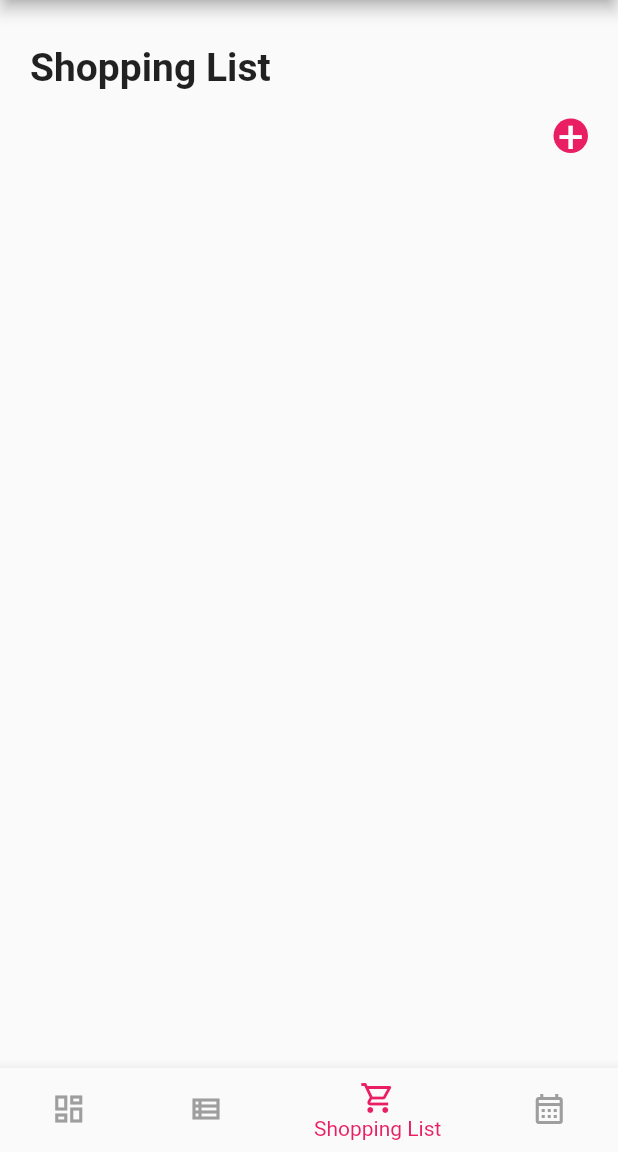
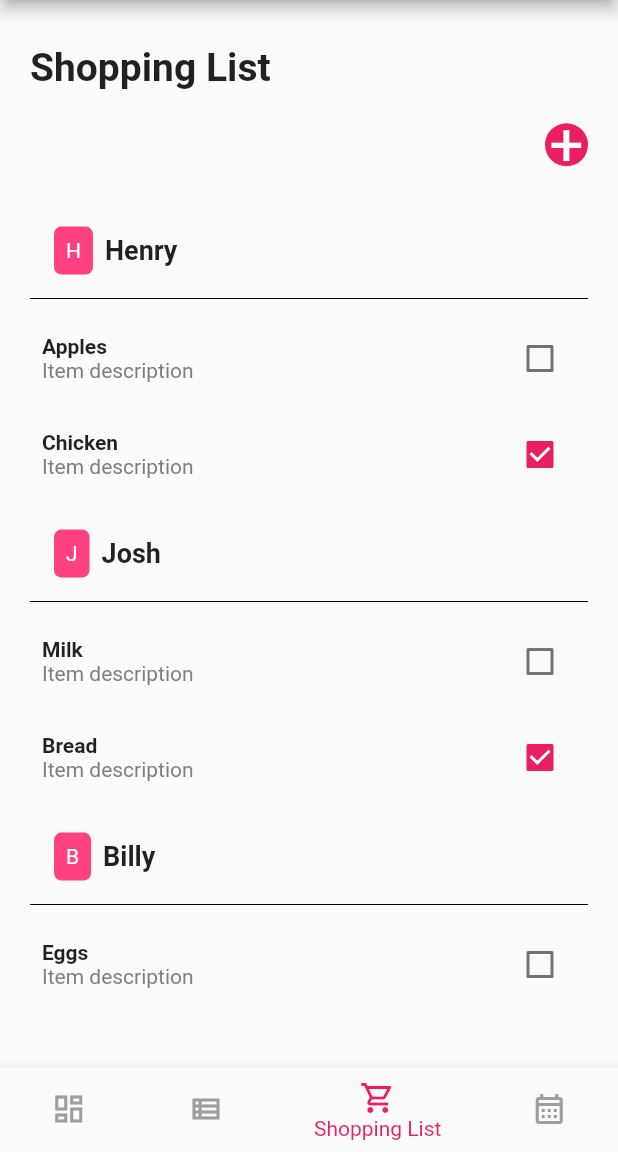
Before and after one commit to Jdd2020/rumii, a Flutter app: the ShoppingListView screen opened by its route, on a phone screen of 412 x 824 dp, the part 84-1236 px from its top. Run offline on Flutter 3.47's test engine with Material 2 defaults, Android fonts, the phone set to English and light mode, and no system bars; missing offline and left inert: dart:ffi.

Commit message:
shopping_list_view.dart

```diff
--- a/lib/views/Shopping/shopping_list_view.dart
+++ b/lib/views/Shopping/shopping_list_view.dart
@@ -2,6 +2,7 @@ import 'package:flutter/material.dart';
 import 'package:provider/provider.dart';
 import 'package:rumii/viewmodels/shopping_list_view_model.dart';
 import 'package:rumii/views/Shopping/new_item_view.dart';
+import 'package:rumii/views/Shopping/view_item_view.dart';
 import 'package:rumii/views/widgets/custom_bottom_navigation_bar.dart';
 
 class ShoppingListView extends StatefulWidget {
@@ -53,7 +54,7 @@ class _ShoppingListViewState extends State<ShoppingListView> {
                   child: const Text(
                     "+",
                     style: TextStyle(
-                          fontSize: 30,
+                      fontSize: 40,
                       fontWeight: FontWeight.normal,
                       color: Colors.white,
                     ),
@@ -73,13 +74,173 @@ class _ShoppingListViewState extends State<ShoppingListView> {
             ),
             const SizedBox(height: 20),
             // add the list
-              ])),
+            Expanded(
+              child: ListView.separated(
+                itemCount: users.length,
+                separatorBuilder: (BuildContext context, int index) {
+                  return const SizedBox(height: 10);
+                },
+                itemBuilder: (context, userIndex) {
+                  final user = users[userIndex];
+                  return Column(
+                    children: [
+                      Padding(
+                        padding: const EdgeInsets.all(8),
+                        child: Row(
+                          children: [
+                            Container(
+                              margin: const EdgeInsets.symmetric(horizontal: 8),
+                              padding: const EdgeInsets.all(8),
+                              decoration: BoxDecoration(
+                                color: Colors.pinkAccent,
+                                borderRadius: BorderRadius.circular(5),
+                              ),
+                              child: Text(
+                                user.name[0],
+                                style: const TextStyle(color: Colors.white),
+                              ),
+                            ),
+                            Text(
+                              user.name,
+                              style: const TextStyle(
+                                fontSize: 18,
+                                fontWeight: FontWeight.bold,
+                              ),
+                            ),
+                          ],
+                        ),
+                      ),
+                      const Divider(color: Colors.black),
+                      ListView.builder(
+                        shrinkWrap: true,
+                        physics: const NeverScrollableScrollPhysics(),
+                        itemCount: user.shoppingItems.length,
+                        itemBuilder: (context, itemIndex) {
+                          final item = user.shoppingItems[itemIndex];
+                          return _buildShoppingItem(item);
+                        },
+                      ),
+                    ],
+                  );
+                },
+              ),
+            ),
+          ],
+        ),
+      ),
       bottomNavigationBar: CustomBottomNavigationBar(
         currentRoute: '/shopping_list',
         onRouteChanged: (route) {
-            Navigator.of(context)
-                .pushNamed(route); // navigate to a different view
-          }),
+          Navigator.of(context).pushNamed(route);
+        },
+      ),
+    );
+  }
+
+  Widget _buildShoppingItem(ShoppingItem item) {
+    return InkWell(
+      onTap: () {
+        Navigator.push(
+            context,
+            MaterialPageRoute(
+              builder: (context) => ViewItem(),
+            ));
+      },
+      child: Padding(
+        padding: const EdgeInsets.all(8.0),
+        child: Row(
+          children: [
+            Column(
+              crossAxisAlignment: CrossAxisAlignment.start,
+              children: [
+                Text(
+                  item.itemName,
+                  style: const TextStyle(fontWeight: FontWeight.bold),
+                ),
+                const Row(
+                  children: [
+                    Text(
+                      'Item description',
+                      style: TextStyle(
+                        color: Color.fromARGB(227, 112, 112, 112),
+                      ),
+                    ),
+                  ],
+                ),
+              ],
+            ),
+            const Spacer(),
+            Checkbox(
+              value: item.isChecked,
+              onChanged: (value) {
+                setState(() {
+                  item.isChecked = value ?? false;
+                });
+              },
+            ),
+          ],
+        ),
+      ),
     );
   }
 }
+
+// Fake data
+class User {
+  final String name;
+  final List<ShoppingItem> shoppingItems;
+
+  User({required this.name, required this.shoppingItems});
+}
+
+class ShoppingItem {
+  String itemName;
+  bool isChecked;
+
+  ShoppingItem({
+    required this.itemName,
+    required this.isChecked,
+  });
+}
+
+List<User> users = [
+  User(
+    name: 'Henry',
+    shoppingItems: [
+      ShoppingItem(
+        itemName: 'Apples',
+        isChecked: false,
+      ),
+      ShoppingItem(
+        itemName: 'Chicken',
+        isChecked: true,
+      ),
+    ],
+  ),
+  User(
+    name: 'Josh',
+    shoppingItems: [
+      ShoppingItem(
+        itemName: 'Milk',
+        isChecked: false,
+      ),
+      ShoppingItem(
+        itemName: 'Bread',
+        isChecked: true,
+      ),
+    ],
+  ),
+  User(
+    name: 'Billy',
+    shoppingItems: [
+      ShoppingItem(
+        itemName: 'Eggs',
+        isChecked: false,
+      ),
+      ShoppingItem(
+        itemName: 'Cheese',
+        isChecked: true,
+      ),
+    ],
+  ),
+];
```
Lines whose indentation alone changed are shown as unchanged.
